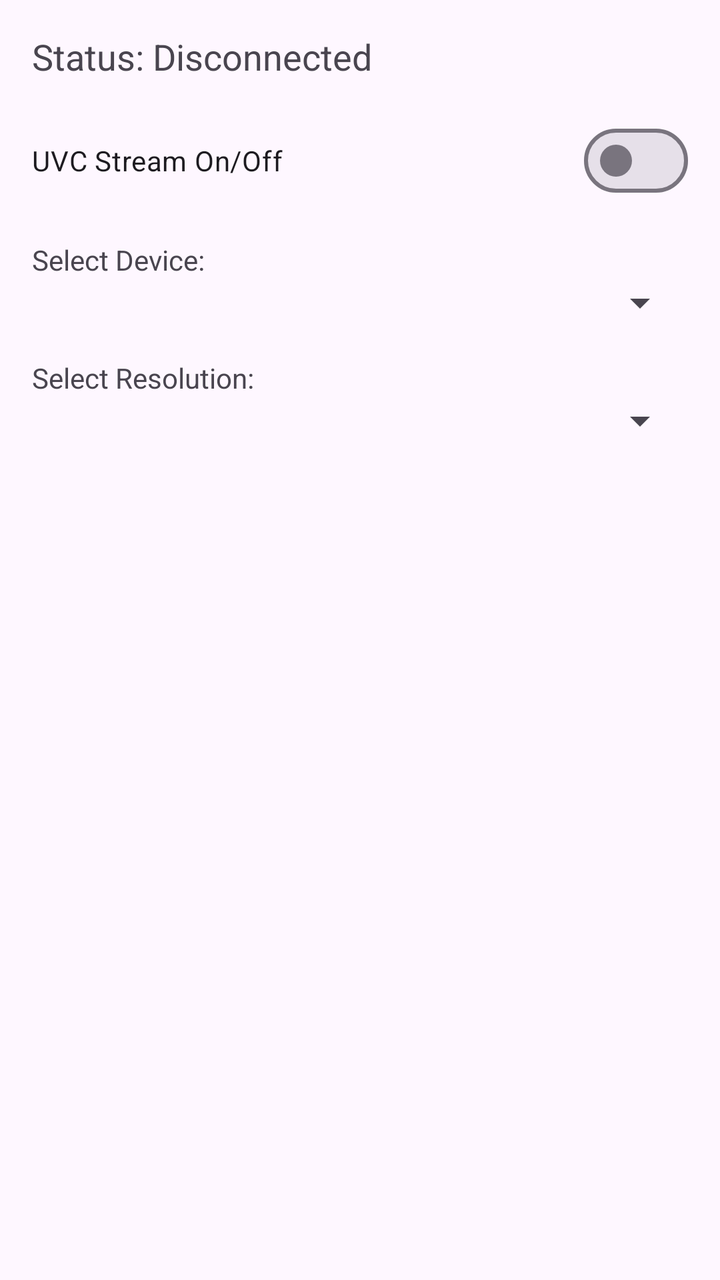
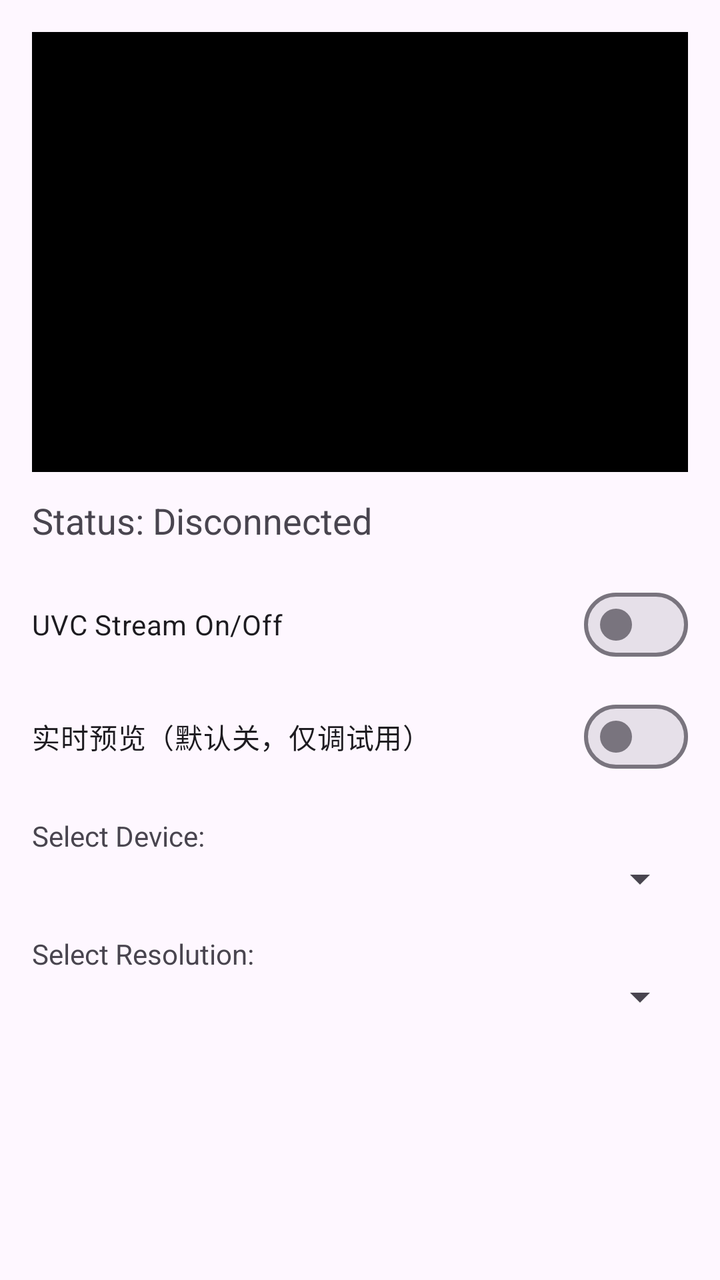

An Android layout rendered at two revisions. The XML below is the earlier revision; the diff shows what the commit changed to produce the second picture.
<!-- AndroidManifest.xml: application theme Theme.SimpleUVCStreamer -->
<!-- res/layout/activity_main.xml -->
<?xml version="1.0" encoding="utf-8"?>
<LinearLayout xmlns:android="http://schemas.android.com/apk/res/android"
    android:id="@+id/main"
    android:layout_width="match_parent"
    android:layout_height="match_parent"
    android:orientation="vertical"
    android:padding="16dp">

    <TextView
        android:id="@+id/tvStatus"
        android:layout_width="match_parent"
        android:layout_height="wrap_content"
        android:text="Status: Disconnected"
        android:textSize="18sp"
        android:layout_marginBottom="16dp" />

    <com.google.android.material.materialswitch.MaterialSwitch
        android:id="@+id/switchStream"
        android:layout_width="match_parent"
        android:layout_height="wrap_content"
        android:text="UVC Stream On/Off"
        android:layout_marginBottom="16dp" />

    <TextView
        android:layout_width="match_parent"
        android:layout_height="wrap_content"
        android:text="Select Device:" />
    <Spinner
        android:id="@+id/spinnerDevice"
        android:layout_width="match_parent"
        android:layout_height="wrap_content"
        android:layout_marginBottom="16dp" />

    <TextView
        android:layout_width="match_parent"
        android:layout_height="wrap_content"
        android:text="Select Resolution:" />
    <Spinner
        android:id="@+id/spinnerResolution"
        android:layout_width="match_parent"
        android:layout_height="wrap_content"
        android:layout_marginBottom="16dp" />

</LinearLayout>
<!-- resources referenced by this layout -->
<resources>
  <style name="Theme.SimpleUVCStreamer" parent="Base.Theme.SimpleUVCStreamer" />
  <style name="Base.Theme.SimpleUVCStreamer" parent="Theme.Material3.DayNight.NoActionBar">
          
          
      </style>
</resources>

<!-- the commit's change to res/layout/activity_main.xml (unified diff, before → after) -->
@@ -1,44 +1,70 @@
 <?xml version="1.0" encoding="utf-8"?>
-<LinearLayout xmlns:android="http://schemas.android.com/apk/res/android"
+<ScrollView xmlns:android="http://schemas.android.com/apk/res/android"
     android:id="@+id/main"
     android:layout_width="match_parent"
     android:layout_height="match_parent"
-    android:orientation="vertical"
+    android:fillViewport="true"
     android:padding="16dp">
 
-    <TextView
-        android:id="@+id/tvStatus"
+    <LinearLayout
         android:layout_width="match_parent"
         android:layout_height="wrap_content"
-        android:text="Status: Disconnected"
-        android:textSize="18sp"
-        android:layout_marginBottom="16dp" />
+        android:orientation="vertical">
 
-    <com.google.android.material.materialswitch.MaterialSwitch
-        android:id="@+id/switchStream"
-        android:layout_width="match_parent"
-        android:layout_height="wrap_content"
-        android:text="UVC Stream On/Off"
-        android:layout_marginBottom="16dp" />
+        <ImageView
+            android:id="@+id/imagePreview"
+            android:layout_width="match_parent"
+            android:layout_height="220dp"
+            android:adjustViewBounds="true"
+            android:background="#FF000000"
+            android:contentDescription="@string/preview_content_description"
+            android:scaleType="fitCenter"
+            android:layout_marginBottom="12dp" />
 
-    <TextView
-        android:layout_width="match_parent"
-        android:layout_height="wrap_content"
-        android:text="Select Device:" />
-    <Spinner
-        android:id="@+id/spinnerDevice"
-        android:layout_width="match_parent"
-        android:layout_height="wrap_content"
-        android:layout_marginBottom="16dp" />
+        <TextView
+            android:id="@+id/tvStatus"
+            android:layout_width="match_parent"
+            android:layout_height="wrap_content"
+            android:text="Status: Disconnected"
+            android:textSize="18sp"
+            android:layout_marginBottom="16dp" />
 
-    <TextView
-        android:layout_width="match_parent"
-        android:layout_height="wrap_content"
-        android:text="Select Resolution:" />
-    <Spinner
-        android:id="@+id/spinnerResolution"
-        android:layout_width="match_parent"
-        android:layout_height="wrap_content"
-        android:layout_marginBottom="16dp" />
+        <com.google.android.material.materialswitch.MaterialSwitch
+            android:id="@+id/switchStream"
+            android:layout_width="match_parent"
+            android:layout_height="wrap_content"
+            android:text="UVC Stream On/Off"
+            android:layout_marginBottom="8dp" />
 
-</LinearLayout>
+        <com.google.android.material.materialswitch.MaterialSwitch
+            android:id="@+id/switchPreview"
+            android:layout_width="match_parent"
+            android:layout_height="wrap_content"
+            android:checked="false"
+            android:text="实时预览（默认关，仅调试用）"
+            android:layout_marginBottom="16dp" />
+
+        <TextView
+            android:layout_width="match_parent"
+            android:layout_height="wrap_content"
+            android:text="Select Device:" />
+
+        <Spinner
+            android:id="@+id/spinnerDevice"
+            android:layout_width="match_parent"
+            android:layout_height="wrap_content"
+            android:layout_marginBottom="16dp" />
+
+        <TextView
+            android:layout_width="match_parent"
+            android:layout_height="wrap_content"
+            android:text="Select Resolution:" />
+
+        <Spinner
+            android:id="@+id/spinnerResolution"
+            android:layout_width="match_parent"
+            android:layout_height="wrap_content"
+            android:layout_marginBottom="16dp" />
+
+    </LinearLayout>
+</ScrollView>
<!-- resource entries referenced after the edit -->
@@ -1,5 +1,6 @@
 <!-- resources referenced by this layout -->
 <resources>
+  <string name="preview_content_description">UVC preview</string>
   <style name="Theme.SimpleUVCStreamer" parent="Base.Theme.SimpleUVCStreamer" />
   <style name="Base.Theme.SimpleUVCStreamer" parent="Theme.Material3.DayNight.NoActionBar">
           
